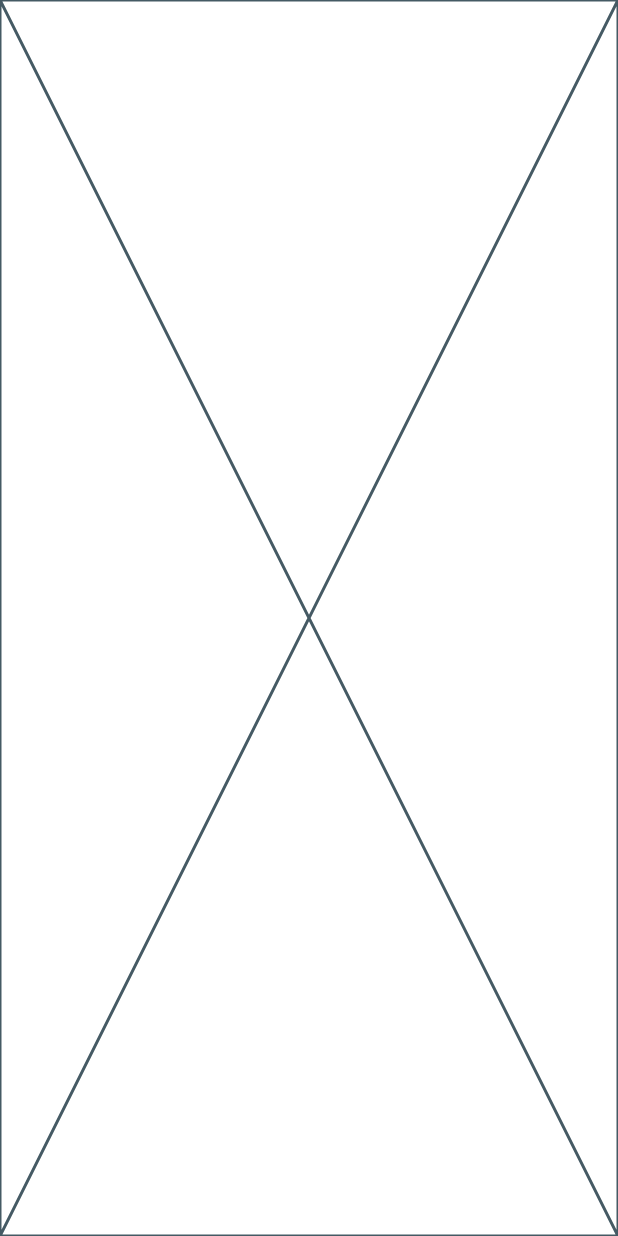
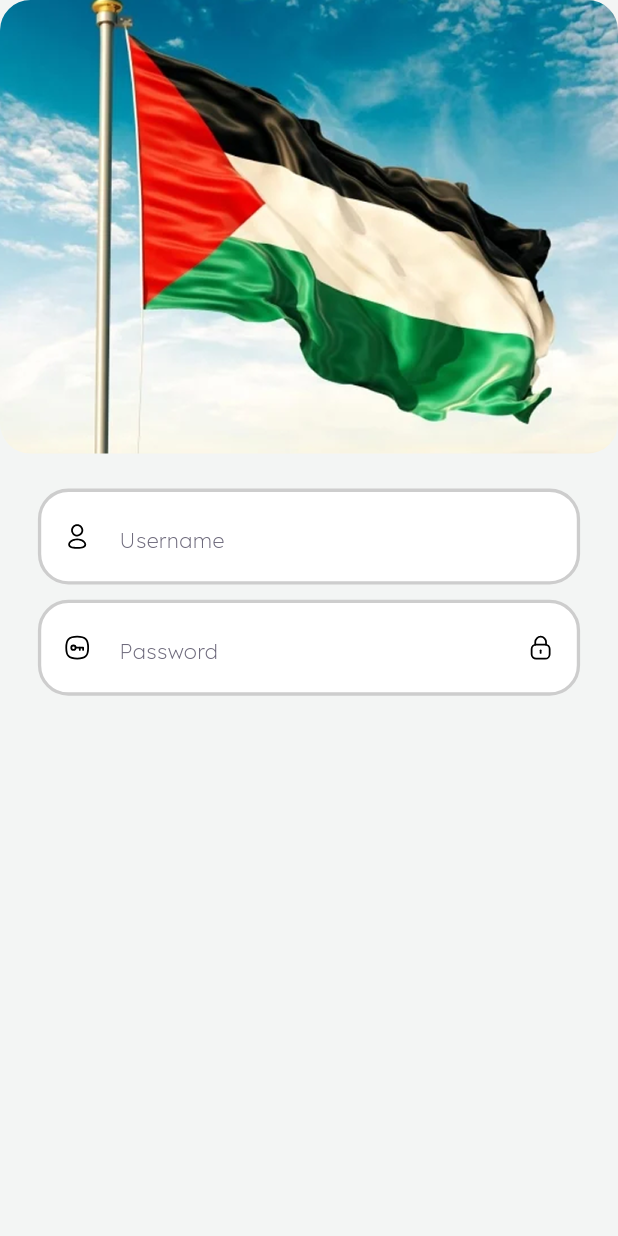
Before and after one commit to ahmedelzek/Todo-NTI-5, a Flutter app: the screen it shows after launch, on a phone screen of 412 x 824 dp. Run offline on Flutter 3.47's test engine with Material 3 defaults, Android fonts, the phone set to English and light mode, and no system bars; our stand-ins replace flutter_screenutil, flutter_svg.

Commit message:
Finish customized text field

```diff
--- /dev/null
+++ b/lib/core/customized_widgets/customized_text_field.dart
@@ -0,0 +1,68 @@
+import 'package:flutter/material.dart';
+import 'package:flutter_screenutil/flutter_screenutil.dart';
+import 'package:flutter_svg/svg.dart';
+
+import '../resources/app_assets.dart';
+import '../resources/app_colors.dart';
+
+class CustomizedTextField extends StatefulWidget {
+  final String? hintText;
+  final String? prefixIcon;
+  final bool isPassword;
+
+
+  const CustomizedTextField({
+    super.key,
+    required this.hintText,
+    required this.prefixIcon,
+    this.isPassword = false,
+  });
+
+  @override
+  State<CustomizedTextField> createState() => _CustomizedTextFieldState();
+}
+
+class _CustomizedTextFieldState extends State<CustomizedTextField> {
+
+  late bool _obscureText;
+  @override
+  void initState() {
+    super.initState();
+    _obscureText = widget.isPassword;
+  }
+  @override
+  Widget build(BuildContext context) {
+    return Container(
+      padding: EdgeInsets.symmetric(vertical: 20.h),
+      margin: EdgeInsets.symmetric(horizontal: 23.w),
+      width: double.infinity,
+      height: 63.h,
+      decoration: BoxDecoration(
+        borderRadius: BorderRadius.circular(20.r),
+        color: AppColors.white,
+        border: Border.all(color: AppColors.lightGrey, width: 2.w),
+      ),
+      child: TextFormField(
+        obscureText: _obscureText,
+        decoration: InputDecoration(
+          prefixIcon: SvgPicture.asset(widget.prefixIcon!, width: 24.w, height: 24.h),
+          suffixIcon: widget.isPassword
+              ? GestureDetector(
+            onTap: () {
+              setState(() {
+                _obscureText = !_obscureText;
+              });
+            },
+            child: SvgPicture.asset(
+              _obscureText ? AppIcons.lockIcon : AppIcons.unlockIcon,
+              width: 24.w,
+              height: 24.h,
+            ),
+          )
+              : null,
+          hintText: widget.hintText,
+        ),
+      ),
+    );
+  }
+}
--- a/lib/core/resources/app_assets.dart
+++ b/lib/core/resources/app_assets.dart
@@ -8,4 +8,8 @@ abstract class AppImages {
 
 abstract class AppIcons {
   static final String baseIconsPath = "assets/icons";
+  static final String profileIcon = "$baseIconsPath/profile_icon.svg";
+  static final String passwordIcon = "$baseIconsPath/password_icon.svg";
+  static final String lockIcon = "$baseIconsPath/lock_icon.svg";
+  static final String unlockIcon = "$baseIconsPath/unlock_icon.svg";
 }
--- a/lib/core/resources/app_colors.dart
+++ b/lib/core/resources/app_colors.dart
@@ -8,6 +8,7 @@ abstract class AppColors {
   static final Color white = Color(0xffFFFFFF);
   static final Color black = Color(0xff000000);
   static final Color grey = Color(0xff6E6A7C);
+  static final Color lightGrey = Color(0xffCDCDCD);
   static final Color backgroundColor = Color(0xffF3F5F4);
   static final Color red = Color(0xffE4312B);
 }
--- a/lib/core/resources/app_theme.dart
+++ b/lib/core/resources/app_theme.dart
@@ -6,5 +6,16 @@ abstract class AppTheme{
     colorSchemeSeed: Colors.green,
     scaffoldBackgroundColor: AppColors.backgroundColor,
     useMaterial3: true,
+    fontFamily: 'LexendDeca',
+    inputDecorationTheme: InputDecorationTheme(
+      hintStyle: TextStyle(
+        color: AppColors.grey,
+        fontSize: 14,
+        fontWeight: FontWeight.w200,
+      ),
+      border: InputBorder.none,
+      enabledBorder: InputBorder.none,
+      focusedBorder: InputBorder.none,
+    ),
   );
 }
--- a/lib/features/auth/login/login_screen.dart
+++ b/lib/features/auth/login/login_screen.dart
@@ -1,11 +1,41 @@
-import 'package:flutter/cupertino.dart';
+import 'package:flutter/material.dart';
+import 'package:flutter_screenutil/flutter_screenutil.dart';
+import 'package:todo_nti5/core/customized_widgets/customized_text_field.dart';
+
+import '../../../core/resources/app_assets.dart';
 
 class LoginScreen extends StatelessWidget {
   static final String routeName = "/login";
+
   const LoginScreen({super.key});
 
   @override
   Widget build(BuildContext context) {
-    return const Placeholder();
+    return Scaffold(
+      body: Column(
+        children: [
+          ClipRRect(
+            borderRadius: BorderRadius.circular(20.r),
+            child: Image.asset(
+              AppImages.authImage,
+              width: 375.w,
+              height: 298.h,
+              fit: BoxFit.cover,
+            ),
+          ),
+          SizedBox(height: 23.h),
+          CustomizedTextField(
+            hintText: "Username",
+            prefixIcon: AppIcons.profileIcon,
+          ),
+          SizedBox(height: 10.h),
+          CustomizedTextField(
+            hintText: "Password",
+            prefixIcon: AppIcons.passwordIcon,
+            isPassword: true,
+          ),
+        ],
+      ),
+    );
   }
 }
```
Also changed, not shown: pubspec.yaml (+5 -11 lines), assets/fonts/LexendDeca-VariableFont_wght.ttf (added), assets/icons/lock_icon.svg (added), assets/icons/password_icon.svg (added), assets/icons/profile_icon.svg (added), assets/icons/unlock_icon.svg (added), pubspec.lock.
